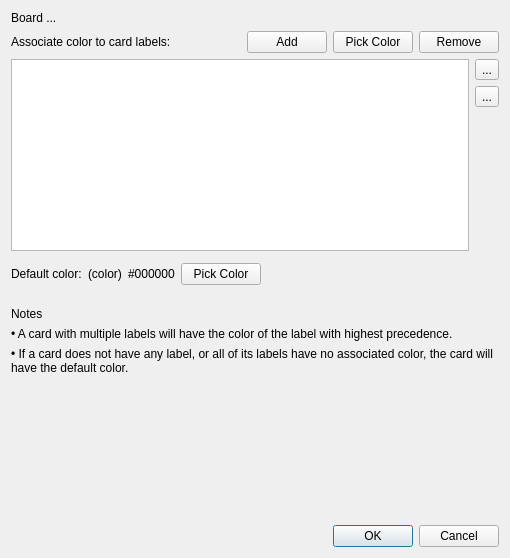
The window that src/widgets/dialogs/dialog_board_card_colors.ui (ManiYang/ManiCard) describes before a commit, drawn with Qt 5.
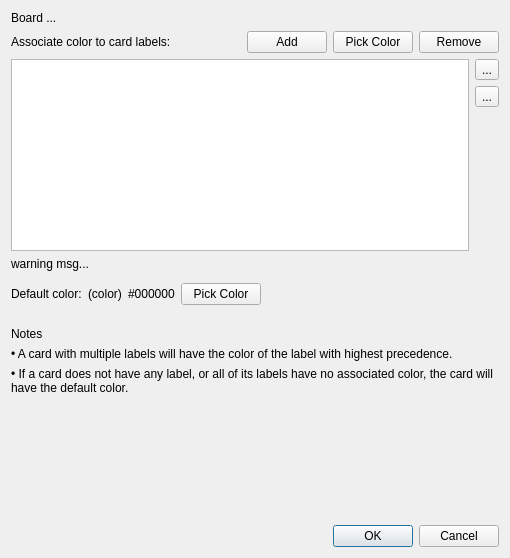
The same window after the commit.

Commit message: DialogBoardCardColors: add validation

Diff of the .ui file:
```diff
--- a/src/widgets/dialogs/dialog_board_card_colors.ui
+++ b/src/widgets/dialogs/dialog_board_card_colors.ui
@@ -104,6 +104,13 @@
      </item>
     </layout>
    </item>
+   <item>
+    <widget class="QLabel" name="labelWarningMsg">
+     <property name="text">
+      <string>warning msg...</string>
+     </property>
+    </widget>
+   </item>
    <item>
     <spacer name="verticalSpacer">
      <property name="orientation">
```
The commit also changes 10 other files.
